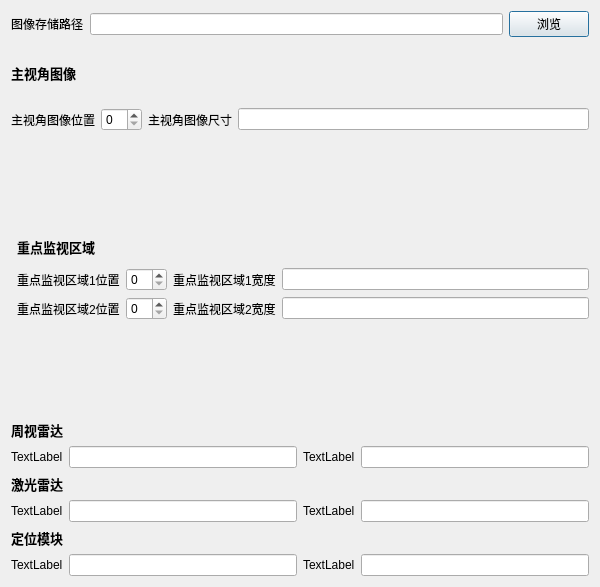
Above: TowerController/SystemSetting.ui from APKin/TCD53 before the change. Below: the same form after it.
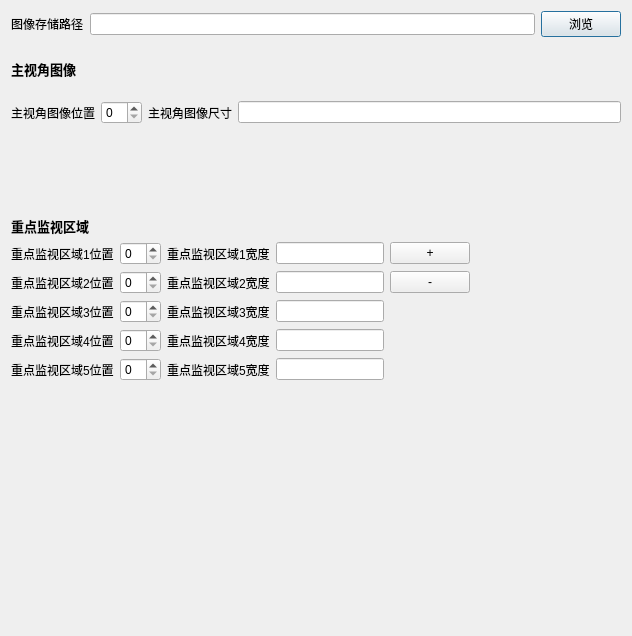
That is the form after the change.

Diff of the .ui file:
```diff
--- a/TowerController/SystemSetting.ui
+++ b/TowerController/SystemSetting.ui
@@ -6,15 +6,15 @@
    <rect>
     <x>0</x>
     <y>0</y>
-    <width>600</width>
-    <height>587</height>
+    <width>632</width>
+    <height>636</height>
    </rect>
   </property>
   <property name="windowTitle">
-   <string>系统设置</string>
+   <string>SystemSetting</string>
   </property>
-  <layout class="QGridLayout" name="gridLayout">
-   <item row="0" column="0" colspan="2">
+  <layout class="QGridLayout" name="gridLayout" rowstretch="1,1,1,4,1">
+   <item row="0" column="0">
     <layout class="QHBoxLayout" name="horizontalLayout">
      <item>
       <widget class="QLabel" name="label">
@@ -35,61 +35,19 @@
      </item>
     </layout>
    </item>
-   <item row="1" column="0" colspan="2">
-    <layout class="QVBoxLayout" name="verticalLayout_3">
+   <item row="4" column="0">
+    <layout class="QVBoxLayout" name="verticalLayout">
      <item>
-      <widget class="QLabel" name="label_2">
-       <property name="font">
-        <font>
-         <pointsize>10</pointsize>
-         <weight>75</weight>
-         <bold>true</bold>
-        </font>
-       </property>
-       <property name="text">
-        <string>主视角图像</string>
-       </property>
-      </widget>
+      <widget class="QWidget" name="widget" native="true"/>
      </item>
      <item>
-      <layout class="QHBoxLayout" name="horizontalLayout_2">
-       <item>
-        <widget class="QLabel" name="label_3">
-         <property name="text">
-          <string>主视角图像位置</string>
-         </property>
-        </widget>
-       </item>
-       <item>
-        <widget class="QSpinBox" name="spinBox"/>
-       </item>
-       <item>
-        <widget class="QLabel" name="label_4">
-         <property name="text">
-          <string>主视角图像尺寸</string>
-         </property>
-        </widget>
-       </item>
-       <item>
-        <widget class="QLineEdit" name="lineEdit_8"/>
-       </item>
-      </layout>
-     </item>
-    </layout>
-   </item>
-   <item row="2" column="0">
-    <layout class="QVBoxLayout" name="verticalLayout_2">
-     <item>
-      <widget class="QWidget" name="widget_3" native="true"/>
-     </item>
-     <item>
-      <widget class="QWidget" name="widget_4" native="true"/>
-     </item>
-    </layout>
-   </item>
-   <item row="3" column="1">
-    <layout class="QVBoxLayout" name="verticalLayout_4">
-     <item>
+      <widget class="QWidget" name="widget_2" native="true"/>
+     </item>
+    </layout>
+   </item>
+   <item row="3" column="0">
+    <layout class="QFormLayout" name="formLayout">
+     <item row="0" column="0">
       <widget class="QLabel" name="label_5">
        <property name="font">
         <font>
@@ -103,7 +61,7 @@
        </property>
       </widget>
      </item>
-     <item>
+     <item row="1" column="0">
       <layout class="QHBoxLayout" name="horizontalLayout_3">
        <item>
         <widget class="QLabel" name="label_17">
@@ -113,7 +71,7 @@
         </widget>
        </item>
        <item>
-        <widget class="QSpinBox" name="spinBox_2"/>
+        <widget class="QSpinBox" name="spViewsite1"/>
        </item>
        <item>
         <widget class="QLabel" name="label_18">
@@ -123,11 +81,18 @@
         </widget>
        </item>
        <item>
-        <widget class="QLineEdit" name="lineEdit_9"/>
-       </item>
-      </layout>
+        <widget class="QLineEdit" name="leViewwidth1"/>
      </item>
      <item>
+        <widget class="QPushButton" name="pbPlus">
+         <property name="text">
+          <string>+</string>
+         </property>
+        </widget>
+       </item>
+      </layout>
+     </item>
+     <item row="2" column="0">
       <layout class="QHBoxLayout" name="horizontalLayout_4">
        <item>
         <widget class="QLabel" name="label_20">
@@ -137,7 +102,7 @@
         </widget>
        </item>
        <item>
-        <widget class="QSpinBox" name="spinBox_3"/>
+        <widget class="QSpinBox" name="spViewsite2"/>
        </item>
        <item>
         <widget class="QLabel" name="label_19">
@@ -147,112 +112,105 @@
         </widget>
        </item>
        <item>
-        <widget class="QLineEdit" name="lineEdit_10"/>
+        <widget class="QLineEdit" name="leViewwidth2"/>
+       </item>
+       <item>
+        <widget class="QPushButton" name="pbReduce">
+         <property name="text">
+          <string>-</string>
+         </property>
+        </widget>
        </item>
       </layout>
+     </item>
+     <item row="3" column="0">
+      <layout class="QHBoxLayout" name="horizontalLayout_8">
+       <item>
+        <widget class="QLabel" name="label_21">
+         <property name="text">
+          <string>重点监视区域3位置</string>
+         </property>
+        </widget>
+       </item>
+       <item>
+        <widget class="QSpinBox" name="spViewsite3"/>
+       </item>
+       <item>
+        <widget class="QLabel" name="label_22">
+         <property name="text">
+          <string>重点监视区域3宽度</string>
+         </property>
+        </widget>
+       </item>
+       <item>
+        <widget class="QLineEdit" name="leViewwidth3"/>
      </item>
     </layout>
    </item>
    <item row="4" column="0">
-    <layout class="QVBoxLayout" name="verticalLayout">
+      <layout class="QHBoxLayout" name="horizontalLayout_9">
      <item>
-      <widget class="QWidget" name="widget" native="true"/>
-     </item>
-     <item>
-      <widget class="QWidget" name="widget_2" native="true"/>
-     </item>
-    </layout>
-   </item>
-   <item row="5" column="0" colspan="2">
-    <layout class="QVBoxLayout" name="verticalLayout_8">
-     <item>
-      <layout class="QVBoxLayout" name="verticalLayout_5">
-       <item>
-        <widget class="QLabel" name="label_8">
-         <property name="font">
-          <font>
-           <pointsize>10</pointsize>
-           <weight>75</weight>
-           <bold>true</bold>
-          </font>
-         </property>
+        <widget class="QLabel" name="label_23">
          <property name="text">
-          <string>周视雷达</string>
+          <string>重点监视区域4位置</string>
          </property>
         </widget>
        </item>
        <item>
-        <layout class="QHBoxLayout" name="horizontalLayout_5">
-         <item>
-          <widget class="QLabel" name="label_9">
-           <property name="text">
-            <string>TextLabel</string>
-           </property>
-          </widget>
+        <widget class="QSpinBox" name="spViewsite4"/>
          </item>
          <item>
-          <widget class="QLineEdit" name="lineEdit"/>
-         </item>
-         <item>
-          <widget class="QLabel" name="label_10">
+        <widget class="QLabel" name="label_24">
            <property name="text">
-            <string>TextLabel</string>
+          <string>重点监视区域4宽度</string>
            </property>
           </widget>
          </item>
          <item>
-          <widget class="QLineEdit" name="lineEdit_2"/>
+        <widget class="QLineEdit" name="leViewwidth4"/>
          </item>
         </layout>
        </item>
-      </layout>
-     </item>
+     <item row="5" column="0">
+      <layout class="QHBoxLayout" name="horizontalLayout_10">
      <item>
-      <layout class="QVBoxLayout" name="verticalLayout_6">
-       <item>
-        <widget class="QLabel" name="label_11">
-         <property name="font">
-          <font>
-           <pointsize>10</pointsize>
-           <weight>75</weight>
-           <bold>true</bold>
-          </font>
-         </property>
+        <widget class="QLabel" name="label_25">
          <property name="text">
-          <string>激光雷达</string>
+          <string>重点监视区域5位置</string>
          </property>
         </widget>
        </item>
        <item>
-        <layout class="QHBoxLayout" name="horizontalLayout_6">
-         <item>
-          <widget class="QLabel" name="label_12">
-           <property name="text">
-            <string>TextLabel</string>
-           </property>
-          </widget>
+        <widget class="QSpinBox" name="spViewsite5"/>
          </item>
          <item>
-          <widget class="QLineEdit" name="lineEdit_4"/>
-         </item>
-         <item>
-          <widget class="QLabel" name="label_13">
+        <widget class="QLabel" name="label_26">
            <property name="text">
-            <string>TextLabel</string>
+          <string>重点监视区域5宽度</string>
            </property>
           </widget>
          </item>
          <item>
-          <widget class="QLineEdit" name="lineEdit_3"/>
+        <widget class="QLineEdit" name="leViewwidth5"/>
          </item>
         </layout>
        </item>
       </layout>
      </item>
+   <item row="2" column="0">
+    <layout class="QVBoxLayout" name="verticalLayout_2">
      <item>
-      <layout class="QVBoxLayout" name="verticalLayout_7">
+      <widget class="QWidget" name="widget_3" native="true"/>
+     </item>
        <item>
-        <widget class="QLabel" name="label_15">
+      <widget class="QWidget" name="widget_4" native="true"/>
+     </item>
+    </layout>
+   </item>
+   <item row="1" column="0">
+    <layout class="QVBoxLayout" name="verticalLayout_3">
+     <item>
+      <widget class="QLabel" name="label_2">
          <property name="font">
           <font>
            <pointsize>10</pointsize>
@@ -261,33 +219,31 @@
           </font>
          </property>
          <property name="text">
-          <string>定位模块</string>
+        <string>主视角图像</string>
          </property>
         </widget>
        </item>
        <item>
-        <layout class="QHBoxLayout" name="horizontalLayout_7">
+      <layout class="QHBoxLayout" name="horizontalLayout_2">
          <item>
-          <widget class="QLabel" name="label_16">
+        <widget class="QLabel" name="label_3">
            <property name="text">
-            <string>TextLabel</string>
+          <string>主视角图像位置</string>
            </property>
           </widget>
          </item>
          <item>
-          <widget class="QLineEdit" name="lineEdit_6"/>
+        <widget class="QSpinBox" name="spinBox"/>
          </item>
          <item>
-          <widget class="QLabel" name="label_14">
+        <widget class="QLabel" name="label_4">
            <property name="text">
-            <string>TextLabel</string>
+          <string>主视角图像尺寸</string>
            </property>
           </widget>
          </item>
          <item>
-          <widget class="QLineEdit" name="lineEdit_5"/>
-         </item>
-        </layout>
+        <widget class="QLineEdit" name="mainViewHeigh"/>
        </item>
       </layout>
      </item>
```
Lines whose indentation alone changed are shown as unchanged.
